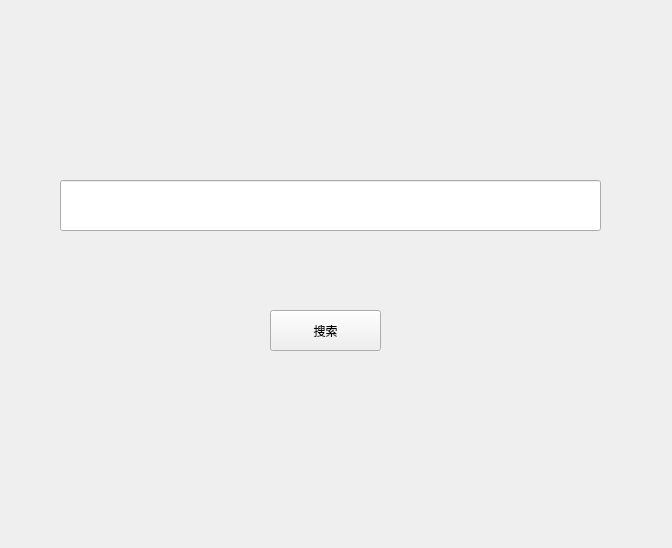
Shrimpwr/Ugokanai-dai-toshokan, file UI/search_page.ui: the form before one commit.
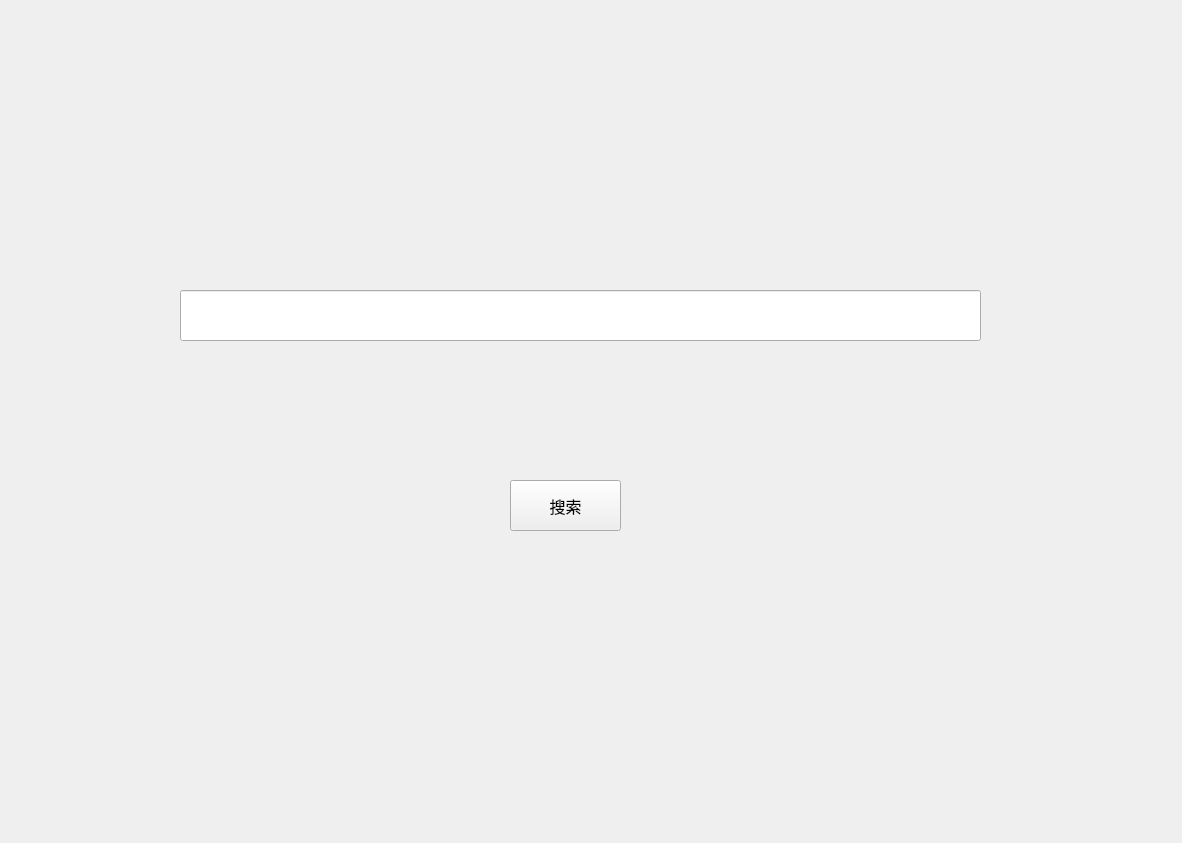
The form after the commit.

Patch:
```diff
--- a/UI/search_page.ui
+++ b/UI/search_page.ui
@@ -6,8 +6,8 @@
    <rect>
     <x>0</x>
     <y>0</y>
-    <width>672</width>
-    <height>548</height>
+    <width>1182</width>
+    <height>843</height>
    </rect>
   </property>
   <property name="windowTitle">
@@ -16,15 +16,16 @@
   <widget class="QPushButton" name="pushButton">
    <property name="geometry">
     <rect>
-     <x>270</x>
-     <y>310</y>
+     <x>510</x>
+     <y>480</y>
      <width>111</width>
-     <height>41</height>
+     <height>51</height>
     </rect>
    </property>
    <property name="font">
     <font>
-     <family>黑体</family>
+     <family>等线</family>
+     <pointsize>12</pointsize>
     </font>
    </property>
    <property name="text">
@@ -40,15 +41,15 @@
   <widget class="QLineEdit" name="lineEdit">
    <property name="geometry">
     <rect>
-     <x>60</x>
-     <y>180</y>
-     <width>541</width>
+     <x>180</x>
+     <y>290</y>
+     <width>801</width>
      <height>51</height>
     </rect>
    </property>
    <property name="font">
     <font>
-     <family>黑体</family>
+     <family>等线</family>
      <pointsize>14</pointsize>
     </font>
    </property>
```
Left out of the diff: 6 changed lines with no effect on the pictures.
